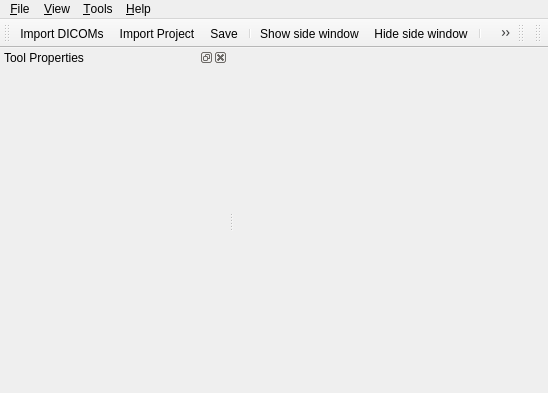
aevum/moonstone, file src/resources/ui/qt/mainwindow.ui: the form before one commit.
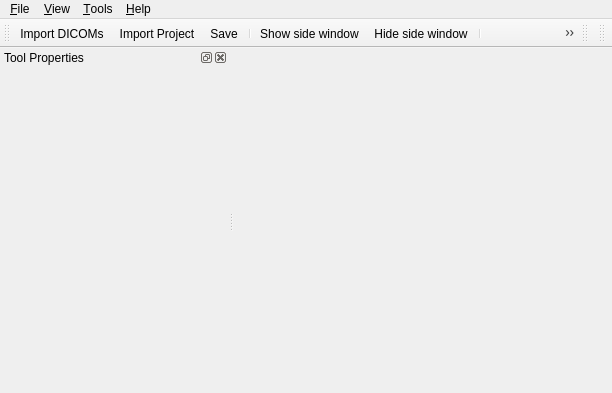
The form after the commit. Icons and pictures are not drawn.

```diff
--- a/src/resources/ui/qt/mainwindow.ui
+++ b/src/resources/ui/qt/mainwindow.ui
@@ -6,7 +6,7 @@
    <rect>
     <x>0</x>
     <y>0</y>
-    <width>548</width>
+    <width>612</width>
     <height>393</height>
    </rect>
   </property>
@@ -17,6 +17,12 @@
    <iconset resource="resources.qrc">
     <normaloff>:/static/default/icon/22x22/moonstone.png</normaloff>:/static/default/icon/22x22/moonstone.png</iconset>
   </property>
+  <property name="documentMode">
+   <bool>false</bool>
+  </property>
+  <property name="unifiedTitleAndToolBarOnMac">
+   <bool>true</bool>
+  </property>
   <widget class="QWidget" name="centralwidget">
    <layout class="QGridLayout" name="gridLayout"/>
   </widget>
@@ -30,6 +36,12 @@
      <height>32</height>
     </size>
    </property>
+   <property name="toolButtonStyle">
+    <enum>Qt::ToolButtonIconOnly</enum>
+   </property>
+   <property name="floatable">
+    <bool>true</bool>
+   </property>
    <attribute name="toolBarArea">
     <enum>TopToolBarArea</enum>
    </attribute>
@@ -105,16 +117,19 @@
     </layout>
    </widget>
   </widget>
-  <widget class="QToolBar" name="toolBarTools">
+  <widget class="QToolBar" name="toolBarTools_2">
    <property name="windowTitle">
     <string>Tools</string>
    </property>
    <property name="iconSize">
     <size>
-     <width>32</width>
-     <height>32</height>
+     <width>16</width>
+     <height>16</height>
     </size>
    </property>
+   <property name="toolButtonStyle">
+    <enum>Qt::ToolButtonTextUnderIcon</enum>
+   </property>
    <attribute name="toolBarArea">
     <enum>TopToolBarArea</enum>
    </attribute>
@@ -127,7 +142,7 @@
     <rect>
      <x>0</x>
      <y>0</y>
-     <width>548</width>
+     <width>612</width>
      <height>21</height>
     </rect>
    </property>
```
Left out of the diff: 9 changed lines with no effect on the pictures.
